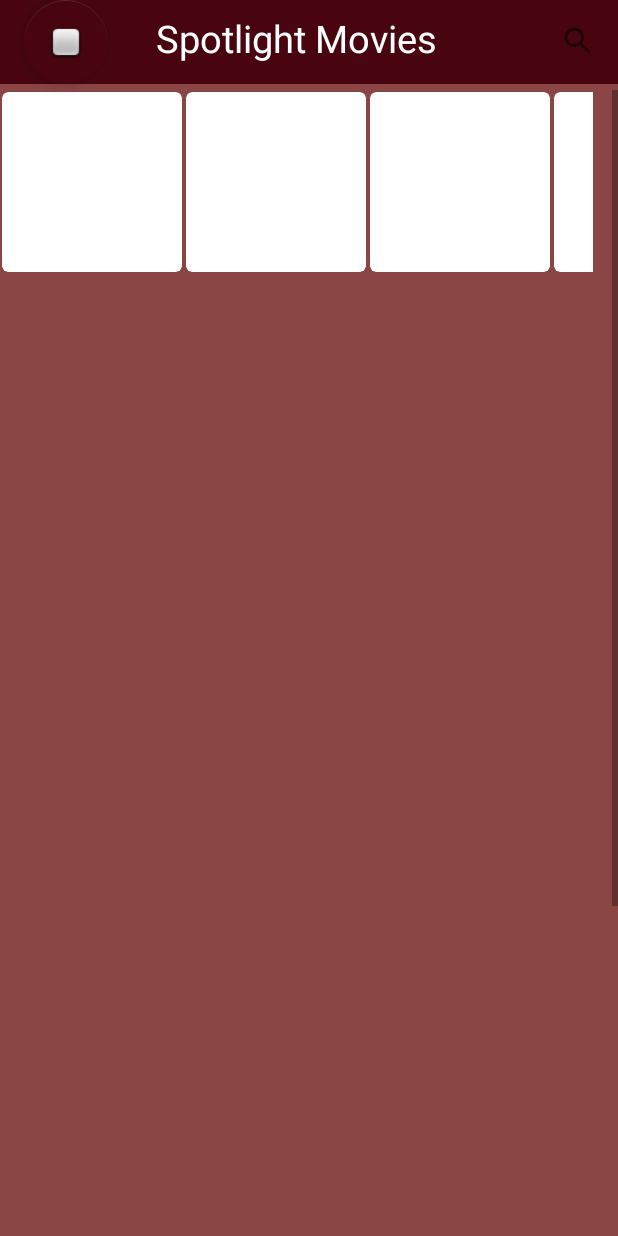
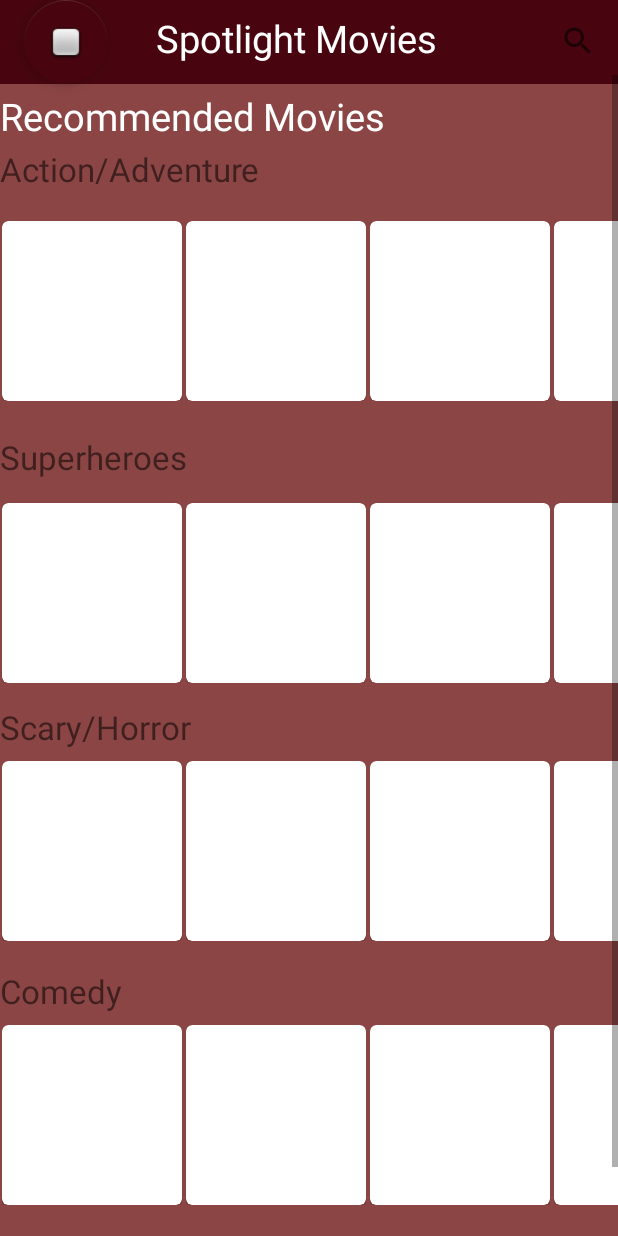
Before and after one commit to bipinregmi/FinalProject, an Android app: the HomeActivity screen opened directly, with no data from a screen before it, on a phone screen of 412 x 824 dp. Run offline under Robolectric (Android 15) with nearby library versions, the phone set to English and light mode, and no system bars; pictures from the network do not load.

Commit message:
work in progress

```diff
--- a/Spotlight_Movies/app/src/main/java/com/example/spotlight_movies/HomeActivity.java
+++ b/Spotlight_Movies/app/src/main/java/com/example/spotlight_movies/HomeActivity.java
@@ -72,6 +72,24 @@ public class HomeActivity extends AppCompatActivity {
         RecyclerViewAdapter adapterH = new RecyclerViewAdapter(this, mImageUrls);
         recyclerViewH.setAdapter(adapterH);
 
+        LinearLayoutManager layoutManagerH2 = new LinearLayoutManager(this,LinearLayoutManager.HORIZONTAL,false);
+        RecyclerView recyclerViewH2 = findViewById(R.id.recyclerView_H2);
+        recyclerViewH2.setLayoutManager(layoutManagerH2);
+        RecyclerViewAdapter adapterH2 = new RecyclerViewAdapter(this, mImageUrls);
+        recyclerViewH2.setAdapter(adapterH2);
+
+        LinearLayoutManager layoutManagerH3 = new LinearLayoutManager(this,LinearLayoutManager.HORIZONTAL,false);
+        RecyclerView recyclerViewH3 = findViewById(R.id.recyclerView_H3);
+        recyclerViewH3.setLayoutManager(layoutManagerH3);
+        RecyclerViewAdapter adapterH3 = new RecyclerViewAdapter(this, mImageUrls);
+        recyclerViewH3.setAdapter(adapterH3);
+
+        LinearLayoutManager layoutManagerH4 = new LinearLayoutManager(this,LinearLayoutManager.HORIZONTAL,false);
+        RecyclerView recyclerViewH4 = findViewById(R.id.recyclerView_H4);
+        recyclerViewH4.setLayoutManager(layoutManagerH4);
+        RecyclerViewAdapter adapterH4 = new RecyclerViewAdapter(this, mImageUrls);
+        recyclerViewH4.setAdapter(adapterH4);
+
         /*
         LinearLayoutManager layoutManagerV = new LinearLayoutManager(this,LinearLayoutManager.VERTICAL,false);
         RecyclerView recyclerViewV = findViewById(R.id.recyclerView_V);
--- a/Spotlight_Movies/app/src/main/res/layout/activity_home.xml
+++ b/Spotlight_Movies/app/src/main/res/layout/activity_home.xml
@@ -55,74 +55,109 @@
     </SearchView>
 
     <ScrollView
+        android:id="@+id/scrollView3"
         android:layout_width="match_parent"
         android:layout_height="756dp"
-        android:layout_marginTop="8dp"
+        android:layout_marginTop="50dp"
         android:layout_marginBottom="8dp"
         app:layout_constraintBottom_toBottomOf="parent"
         app:layout_constraintTop_toTopOf="parent"
-        app:layout_constraintVertical_bias="1.0"
+        app:layout_constraintVertical_bias="0.0"
         tools:layout_editor_absoluteX="0dp">
 
-        <LinearLayout
+        <android.support.constraint.ConstraintLayout
             android:layout_width="match_parent"
-            android:layout_height="wrap_content"
-            android:orientation="vertical">
+            android:layout_height="wrap_content">
+
+            <TextView
+                android:id="@+id/textView12"
+                android:layout_width="410dp"
+                android:layout_height="48dp"
+                android:layout_marginTop="240dp"
+                android:text="Superheroes"
+                app:layout_constraintStart_toStartOf="parent"
+                app:layout_constraintTop_toTopOf="parent" />
+
+            <TextView
+                android:id="@+id/textView11"
+                android:layout_width="412dp"
+                android:layout_height="43dp"
+                android:layout_marginTop="420dp"
+                android:text="Scary/Horror"
+                app:layout_constraintStart_toStartOf="parent"
+                app:layout_constraintTop_toTopOf="parent" />
+
+            <TextView
+                android:id="@+id/textView8"
+                android:layout_width="410dp"
+                android:layout_height="38dp"
+                android:layout_marginTop="10dp"
+                android:text="Recommended Movies"
+                android:textColor="#FFFFFF"
+                android:textSize="25dp"
+                app:layout_constraintStart_toStartOf="parent"
+                app:layout_constraintTop_toTopOf="parent" />
+
+            <TextView
+                android:id="@+id/textView9"
+                android:layout_width="410dp"
+                android:layout_height="32dp"
+                android:text="Action/Adventure"
+                app:layout_constraintStart_toStartOf="parent"
+                app:layout_constraintTop_toBottomOf="@+id/textView8" />
+
+            <TextView
+                android:id="@+id/textView13"
+                android:layout_width="354dp"
+                android:layout_height="66dp"
+                android:layout_marginTop="596dp"
+                android:text="Comedy"
+                app:layout_constraintStart_toStartOf="parent"
+                app:layout_constraintTop_toTopOf="parent" />
 
             <android.support.v7.widget.RecyclerView
                 android:id="@+id/recyclerView_H"
-                android:layout_width="395dp"
-                android:layout_height="350dp"
+                android:layout_width="match_parent"
+                android:layout_height="152dp"
+                android:layout_marginTop="96dp"
                 android:orientation="horizontal"
-                tools:layout_editor_absoluteX="8dp"
-                tools:layout_editor_absoluteY="8dp">
+                app:layout_constraintTop_toTopOf="parent"
+                tools:layout_editor_absoluteX="0dp">
 
             </android.support.v7.widget.RecyclerView>
 
             <android.support.v7.widget.RecyclerView
-                android:id="@+id/recyclerView_V"
+                android:id="@+id/recyclerView_H2"
                 android:layout_width="match_parent"
-                android:layout_height="match_parent"
-                android:orientation="vertical">
+                android:layout_height="153dp"
+                android:layout_marginTop="456dp"
+                android:orientation="horizontal"
+                app:layout_constraintStart_toStartOf="parent"
+                app:layout_constraintTop_toTopOf="parent">
 
             </android.support.v7.widget.RecyclerView>
 
             <android.support.v7.widget.RecyclerView
-                android:id="@+id/recyclerView_H"
-                android:layout_width="395dp"
-                android:layout_height="350dp"
+                android:id="@+id/recyclerView_H3"
+                android:layout_width="match_parent"
+                android:layout_height="138dp"
+                android:layout_marginTop="284dp"
                 android:orientation="horizontal"
-                tools:layout_editor_absoluteX="8dp"
-                tools:layout_editor_absoluteY="8dp">
+                app:layout_constraintTop_toTopOf="parent"
+                tools:layout_editor_absoluteX="0dp" />
+
+            <android.support.v7.widget.RecyclerView
+                android:id="@+id/recyclerView_H4"
+                android:layout_width="match_parent"
+                android:layout_height="153dp"
+                android:layout_marginTop="632dp"
+                android:orientation="horizontal"
+                app:layout_constraintStart_toStartOf="parent"
+                app:layout_constraintTop_toTopOf="parent">
 
             </android.support.v7.widget.RecyclerView>
 
-            <android.support.v7.widget.RecyclerView
-                android:id="@+id/recyclerView_V"
-                android:layout_width="match_parent"
-                android:layout_height="match_parent"
-                android:orientation="vertical">
-
-            </android.support.v7.widget.RecyclerView>
-
-            <android.support.v7.widget.RecyclerView
-                android:id="@+id/recyclerView_H"
-                android:layout_width="395dp"
-                android:layout_height="350dp"
-                android:orientation="horizontal"
-                tools:layout_editor_absoluteX="8dp"
-                tools:layout_editor_absoluteY="8dp" />
-
-            <android.support.v7.widget.RecyclerView
-                android:id="@+id/recyclerView_V"
-                android:layout_width="match_parent"
-                android:layout_height="match_parent"
-                android:orientation="vertical"
-                tools:layout_editor_absoluteY="1109dp">
-
-            </android.support.v7.widget.RecyclerView>
-
-        </LinearLayout>
+        </android.support.constraint.ConstraintLayout>
     </ScrollView>
 
 </android.support.constraint.ConstraintLayout>
```
Also changed, not shown: Spotlight_Movies/app/src/main/res/layout/activity_login.xml (+13 -9 lines), Spotlight_Movies/app/src/main/res/layout/activity_main.xml (+10 -6 lines), Spotlight_Movies/app/src/main/res/layout/activity_movies.xml (+49 -65 lines), Spotlight_Movies/app/src/main/res/drawable-anydpi/Top_Photo.png (deleted), Spotlight_Movies/app/src/main/res/drawable-hdpi/movie_icon.jpg (added), Spotlight_Movies/app/src/main/res/drawable-xxxhdpi/third.jpg (renamed from Spotlight_Movies/app/src/main/res/drawable-xxxhdpi/Third.jpg), 2 other files.
